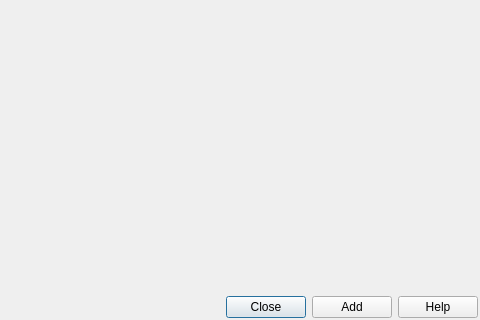
robert6757/qgis-chinese-basemap, file ui/AddLayerDlg.ui: the form before one commit; both pictures show x 318 to 798 and y 172 to 492 of the 798 by 492 pixel window.
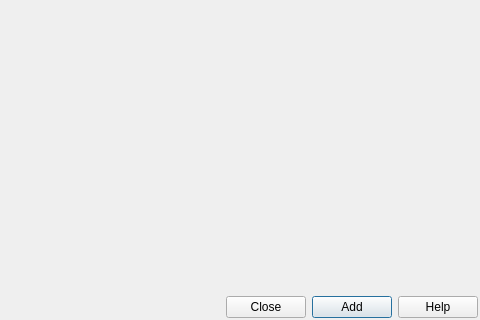
The form after the commit.

Commit message: Optimize UI and translation.

```diff
--- a/ui/AddLayerDlg.ui
+++ b/ui/AddLayerDlg.ui
@@ -128,6 +128,9 @@
        <property name="text">
         <string>Add</string>
        </property>
+       <property name="default">
+        <bool>true</bool>
+       </property>
       </widget>
      </item>
      <item>
```
The commit also changes 2 other files.
